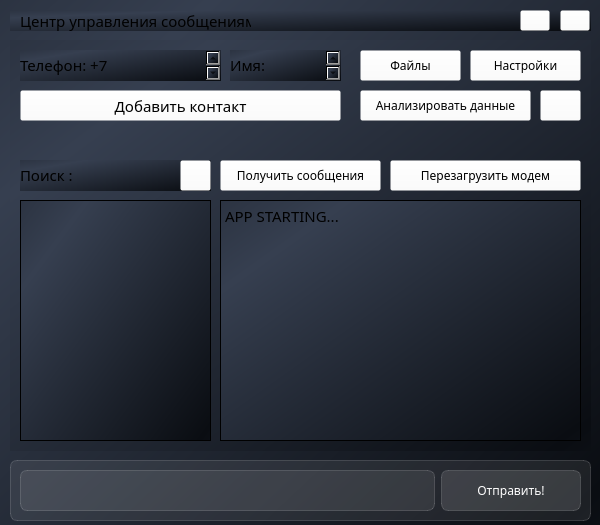
The window that main.ui (vlkardakov/SmsToolsWithPySide) describes before a commit, drawn with Qt 5.
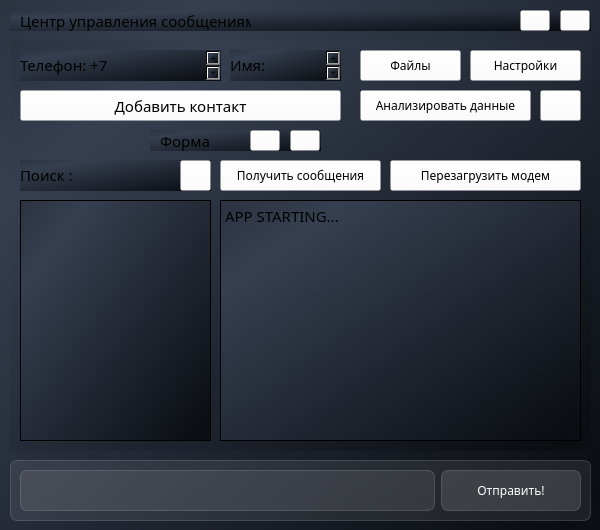
The same window after the commit. Icons and pictures are not drawn.

```diff
--- a/main.ui
+++ b/main.ui
@@ -7,7 +7,7 @@
     <x>0</x>
     <y>0</y>
     <width>600</width>
-    <height>525</height>
+    <height>530</height>
    </rect>
   </property>
   <property name="minimumSize">
@@ -19,7 +19,7 @@
   <property name="maximumSize">
    <size>
     <width>600</width>
-    <height>525</height>
+    <height>530</height>
    </size>
   </property>
   <property name="cursor">
@@ -456,6 +456,110 @@
        <normaloff>icons/save.svg</normaloff>icons/save.svg</iconset>
      </property>
     </widget>
+    <widget class="QFrame" name="gridFrame_2">
+     <property name="geometry">
+      <rect>
+       <x>140</x>
+       <y>90</y>
+       <width>171</width>
+       <height>21</height>
+      </rect>
+     </property>
+     <property name="styleSheet">
+      <string notr="true">background-color: rgba(255,255,255,20);
+border: 1px solid rgba(255,255,255,40);
+border-radius: 7;
+color: white;
+QPushButton {
+background-color: rgba(255,255,255,30);
+}
+
+QPushButton:hover {
+background-color: rgba(255,255,255,50);
+}
+
+QPushButton:pressed {
+background-color: rgba(255,255,255,80);
+}</string>
+     </property>
+     <widget class="QPushButton" name="closeButton_3">
+      <property name="geometry">
+       <rect>
+        <x>140</x>
+        <y>0</y>
+        <width>30</width>
+        <height>21</height>
+       </rect>
+      </property>
+      <property name="styleSheet">
+       <string notr="true">QPushButton {
+background-color: rgba(255,255,255,20);
+}
+
+QPushButton:hover {
+background-color: rgba(255,10,10,80);
+}
+
+QPushButton:pressed {
+background-color: rgba(255,255,255,80);
+}</string>
+      </property>
+      <property name="text">
+       <string/>
+      </property>
+      <property name="icon">
+       <iconset>
+        <normaloff>icons/close.svg</normaloff>icons/close.svg</iconset>
+      </property>
+     </widget>
+     <widget class="QPushButton" name="minimizeButton_3">
+      <property name="geometry">
+       <rect>
+        <x>100</x>
+        <y>0</y>
+        <width>30</width>
+        <height>21</height>
+       </rect>
+      </property>
+      <property name="styleSheet">
+       <string notr="true">QPushButton {
+background-color: rgba(255,255,255,20);
+}
+
+QPushButton:hover {
+background-color: rgba(30,30,255,80);
+}
+
+QPushButton:pressed {
+background-color: rgba(255,255,255,80);
+}</string>
+      </property>
+      <property name="text">
+       <string/>
+      </property>
+      <property name="icon">
+       <iconset>
+        <normaloff>icons/minimize.svg</normaloff>icons/minimize.svg</iconset>
+      </property>
+     </widget>
+     <widget class="QLabel" name="labeltitle_3">
+      <property name="geometry">
+       <rect>
+        <x>10</x>
+        <y>0</y>
+        <width>91</width>
+        <height>21</height>
+       </rect>
+      </property>
+      <property name="styleSheet">
+       <string notr="true">border: None;
+background-color: rgba(255,255,255,0);</string>
+      </property>
+      <property name="text">
+       <string>&lt;html&gt;&lt;head/&gt;&lt;body&gt;&lt;p&gt;&lt;span style=&quot; font-size:11pt;&quot;&gt;Форма&lt;/span&gt;&lt;/p&gt;&lt;/body&gt;&lt;/html&gt;</string>
+      </property>
+     </widget>
+    </widget>
     <zorder>add_contact</zorder>
     <zorder>display_name</zorder>
     <zorder>display_number</zorder>
```
Left out of the diff: 3 changed lines with no effect on the pictures.
